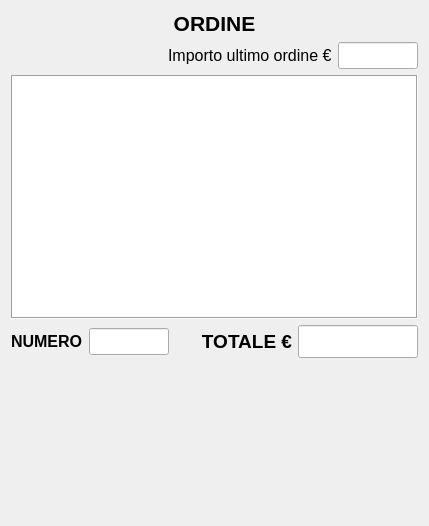
Before: the Qt Designer form src/ordine.ui in mtonin/gestcassa, drawn with Qt 5.
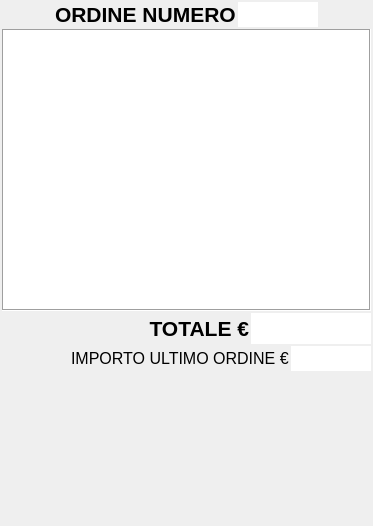
After: the same form once the commit is applied. Custom widgets are drawn as their Qt base class.

Commit message: - corretta formattazione importo ultimo ordine e numero totale di ordini

Patch:
```diff
--- a/src/ordine.ui
+++ b/src/ordine.ui
@@ -6,7 +6,7 @@
    <rect>
     <x>0</x>
     <y>0</y>
-    <width>429</width>
+    <width>373</width>
     <height>526</height>
    </rect>
   </property>
@@ -23,30 +23,16 @@
    <string notr="true"/>
   </property>
   <layout class="QVBoxLayout" name="verticalLayout">
+   <property name="spacing">
+    <number>2</number>
+   </property>
+   <property name="margin">
+    <number>2</number>
+   </property>
    <item>
-    <widget class="QLabel" name="label">
-     <property name="sizePolicy">
-      <sizepolicy hsizetype="Preferred" vsizetype="Preferred">
-       <horstretch>0</horstretch>
-       <verstretch>0</verstretch>
-      </sizepolicy>
-     </property>
-     <property name="font">
-      <font>
-       <pointsize>16</pointsize>
-       <weight>75</weight>
-       <bold>true</bold>
-      </font>
-     </property>
-     <property name="text">
-      <string>&lt;html&gt;&lt;head/&gt;&lt;body&gt;&lt;p align=&quot;center&quot;&gt;&lt;span style=&quot; font-size:16pt; font-weight:600;&quot;&gt;ORDINE&lt;/span&gt;&lt;/p&gt;&lt;/body&gt;&lt;/html&gt;</string>
-     </property>
-    </widget>
-   </item>
-   <item>
-    <layout class="QHBoxLayout" name="horizontalLayout">
+    <layout class="QHBoxLayout" name="horizontalLayout_3">
      <item>
-      <spacer name="horizontalSpacer_2">
+      <spacer name="horizontalSpacer_3">
        <property name="orientation">
         <enum>Qt::Horizontal</enum>
        </property>
@@ -59,19 +45,27 @@
       </spacer>
      </item>
      <item>
-      <widget class="QLabel" name="numeroLbl_3">
+      <widget class="QLabel" name="label">
+       <property name="sizePolicy">
+        <sizepolicy hsizetype="Preferred" vsizetype="Preferred">
+         <horstretch>0</horstretch>
+         <verstretch>0</verstretch>
+        </sizepolicy>
+       </property>
        <property name="font">
         <font>
-         <pointsize>12</pointsize>
+         <pointsize>16</pointsize>
+         <weight>75</weight>
+         <bold>true</bold>
         </font>
        </property>
        <property name="text">
-        <string>Importo ultimo ordine €</string>
+        <string>ORDINE NUMERO</string>
        </property>
       </widget>
      </item>
      <item>
-      <widget class="QLineEdit" name="importoUltimoOrdineText">
+      <widget class="QLineEdit" name="numeroOrdineTxt">
        <property name="sizePolicy">
         <sizepolicy hsizetype="Fixed" vsizetype="Fixed">
          <horstretch>0</horstretch>
@@ -87,11 +81,16 @@
        <property name="font">
         <font>
          <pointsize>12</pointsize>
+         <weight>50</weight>
+         <bold>false</bold>
         </font>
        </property>
        <property name="maxLength">
         <number>10</number>
        </property>
+       <property name="frame">
+        <bool>false</bool>
+       </property>
        <property name="alignment">
         <set>Qt::AlignRight|Qt::AlignTrailing|Qt::AlignVCenter</set>
        </property>
@@ -100,6 +99,19 @@
        </property>
       </widget>
      </item>
+     <item>
+      <spacer name="horizontalSpacer_4">
+       <property name="orientation">
+        <enum>Qt::Horizontal</enum>
+       </property>
+       <property name="sizeHint" stdset="0">
+        <size>
+         <width>40</width>
+         <height>20</height>
+        </size>
+       </property>
+      </spacer>
+     </item>
     </layout>
    </item>
    <item>
@@ -146,7 +158,7 @@
       <number>90</number>
      </attribute>
      <attribute name="horizontalHeaderMinimumSectionSize">
-      <number>45</number>
+      <number>30</number>
      </attribute>
      <attribute name="horizontalHeaderStretchLastSection">
       <bool>false</bool>
@@ -155,62 +167,15 @@
       <bool>false</bool>
      </attribute>
      <attribute name="verticalHeaderDefaultSectionSize">
-      <number>15</number>
+      <number>30</number>
+     </attribute>
+     <attribute name="verticalHeaderMinimumSectionSize">
+      <number>30</number>
      </attribute>
     </widget>
    </item>
    <item>
     <layout class="QHBoxLayout" name="horizontalLayout_2">
-     <item>
-      <widget class="QLabel" name="numeroLbl_2">
-       <property name="sizePolicy">
-        <sizepolicy hsizetype="Minimum" vsizetype="Preferred">
-         <horstretch>0</horstretch>
-         <verstretch>0</verstretch>
-        </sizepolicy>
-       </property>
-       <property name="font">
-        <font>
-         <pointsize>16</pointsize>
-        </font>
-       </property>
-       <property name="text">
-        <string>&lt;html&gt;&lt;head/&gt;&lt;body&gt;&lt;p&gt;&lt;span style=&quot; font-size:12pt; font-weight:600;&quot;&gt;NUMERO&lt;/span&gt;&lt;/p&gt;&lt;/body&gt;&lt;/html&gt;</string>
-       </property>
-      </widget>
-     </item>
-     <item>
-      <widget class="QLineEdit" name="numeroOrdineTxt">
-       <property name="sizePolicy">
-        <sizepolicy hsizetype="Fixed" vsizetype="Fixed">
-         <horstretch>0</horstretch>
-         <verstretch>0</verstretch>
-        </sizepolicy>
-       </property>
-       <property name="maximumSize">
-        <size>
-         <width>80</width>
-         <height>16777215</height>
-        </size>
-       </property>
-       <property name="font">
-        <font>
-         <pointsize>12</pointsize>
-         <weight>75</weight>
-         <bold>true</bold>
-        </font>
-       </property>
-       <property name="maxLength">
-        <number>10</number>
-       </property>
-       <property name="alignment">
-        <set>Qt::AlignRight|Qt::AlignTrailing|Qt::AlignVCenter</set>
-       </property>
-       <property name="readOnly">
-        <bool>true</bool>
-       </property>
-      </widget>
-     </item>
      <item>
       <spacer name="horizontalSpacer">
        <property name="orientation">
@@ -235,10 +200,12 @@
        <property name="font">
         <font>
          <pointsize>16</pointsize>
+         <weight>75</weight>
+         <bold>true</bold>
         </font>
        </property>
        <property name="text">
-        <string>&lt;html&gt;&lt;head/&gt;&lt;body&gt;&lt;p&gt;&lt;span style=&quot; font-size:14pt; font-weight:600;&quot;&gt;TOTALE €&lt;/span&gt;&lt;/p&gt;&lt;/body&gt;&lt;/html&gt;</string>
+        <string>TOTALE €</string>
        </property>
        <property name="alignment">
         <set>Qt::AlignRight|Qt::AlignTrailing|Qt::AlignVCenter</set>
@@ -269,6 +236,71 @@
        <property name="maxLength">
         <number>10</number>
        </property>
+       <property name="frame">
+        <bool>false</bool>
+       </property>
+       <property name="alignment">
+        <set>Qt::AlignRight|Qt::AlignTrailing|Qt::AlignVCenter</set>
+       </property>
+       <property name="readOnly">
+        <bool>true</bool>
+       </property>
+      </widget>
+     </item>
+    </layout>
+   </item>
+   <item>
+    <layout class="QHBoxLayout" name="horizontalLayout">
+     <item>
+      <spacer name="horizontalSpacer_2">
+       <property name="orientation">
+        <enum>Qt::Horizontal</enum>
+       </property>
+       <property name="sizeHint" stdset="0">
+        <size>
+         <width>40</width>
+         <height>20</height>
+        </size>
+       </property>
+      </spacer>
+     </item>
+     <item>
+      <widget class="QLabel" name="numeroLbl_3">
+       <property name="font">
+        <font>
+         <pointsize>12</pointsize>
+        </font>
+       </property>
+       <property name="text">
+        <string>IMPORTO ULTIMO ORDINE €</string>
+       </property>
+      </widget>
+     </item>
+     <item>
+      <widget class="QLineEdit" name="importoUltimoOrdineText">
+       <property name="sizePolicy">
+        <sizepolicy hsizetype="Fixed" vsizetype="Fixed">
+         <horstretch>0</horstretch>
+         <verstretch>0</verstretch>
+        </sizepolicy>
+       </property>
+       <property name="maximumSize">
+        <size>
+         <width>80</width>
+         <height>16777215</height>
+        </size>
+       </property>
+       <property name="font">
+        <font>
+         <pointsize>12</pointsize>
+        </font>
+       </property>
+       <property name="maxLength">
+        <number>10</number>
+       </property>
+       <property name="frame">
+        <bool>false</bool>
+       </property>
        <property name="alignment">
         <set>Qt::AlignRight|Qt::AlignTrailing|Qt::AlignVCenter</set>
        </property>
@@ -291,7 +323,7 @@
        </property>
        <property name="sizePolicy">
         <sizepolicy hsizetype="Minimum" vsizetype="Expanding">
-         <horstretch>1</horstretch>
+         <horstretch>2</horstretch>
          <verstretch>1</verstretch>
         </sizepolicy>
        </property>
@@ -343,7 +375,7 @@
       <widget class="QPictureButton" name="ultimoRestoBtn" native="true">
        <property name="sizePolicy">
         <sizepolicy hsizetype="Minimum" vsizetype="Expanding">
-         <horstretch>1</horstretch>
+         <horstretch>2</horstretch>
          <verstretch>1</verstretch>
         </sizepolicy>
        </property>
@@ -369,7 +401,7 @@
       <widget class="QPictureButton" name="annullaBtn" native="true">
        <property name="sizePolicy">
         <sizepolicy hsizetype="Minimum" vsizetype="Expanding">
-         <horstretch>1</horstretch>
+         <horstretch>2</horstretch>
          <verstretch>1</verstretch>
         </sizepolicy>
        </property>
@@ -398,7 +430,7 @@
        </property>
        <property name="sizePolicy">
         <sizepolicy hsizetype="Minimum" vsizetype="Expanding">
-         <horstretch>1</horstretch>
+         <horstretch>2</horstretch>
          <verstretch>1</verstretch>
         </sizepolicy>
        </property>
@@ -427,7 +459,7 @@
        </property>
        <property name="sizePolicy">
         <sizepolicy hsizetype="Minimum" vsizetype="Expanding">
-         <horstretch>1</horstretch>
+         <horstretch>2</horstretch>
          <verstretch>1</verstretch>
         </sizepolicy>
        </property>
@@ -456,7 +488,7 @@
        </property>
        <property name="sizePolicy">
         <sizepolicy hsizetype="Minimum" vsizetype="Expanding">
-         <horstretch>1</horstretch>
+         <horstretch>2</horstretch>
          <verstretch>1</verstretch>
         </sizepolicy>
        </property>
```
The commit also changes 2 other files.
